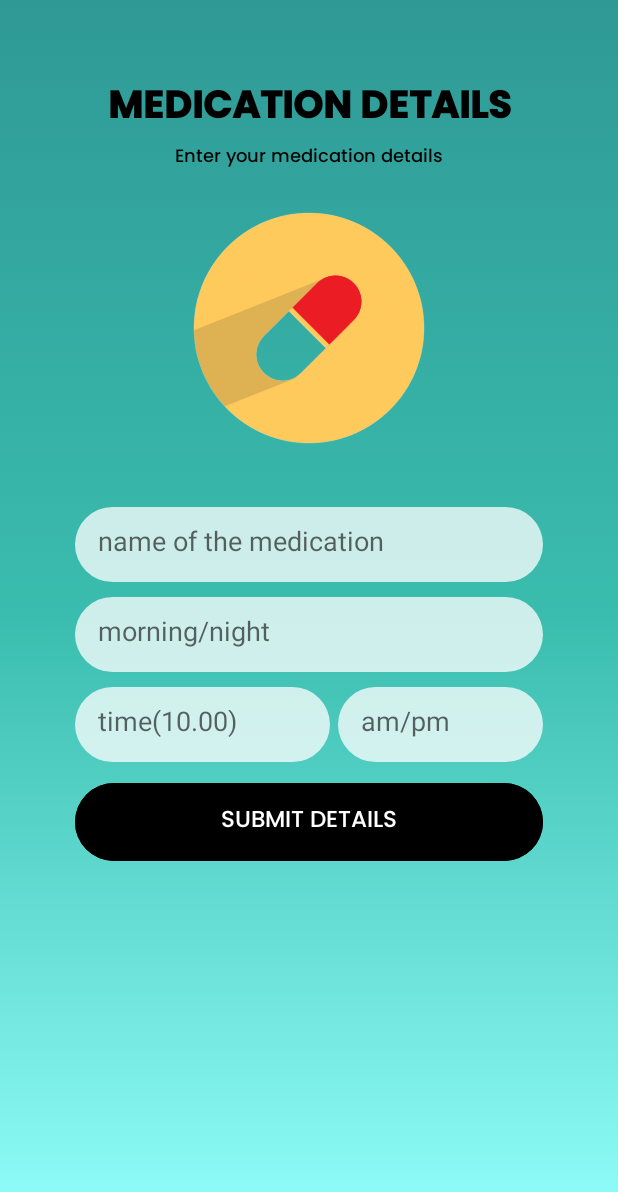
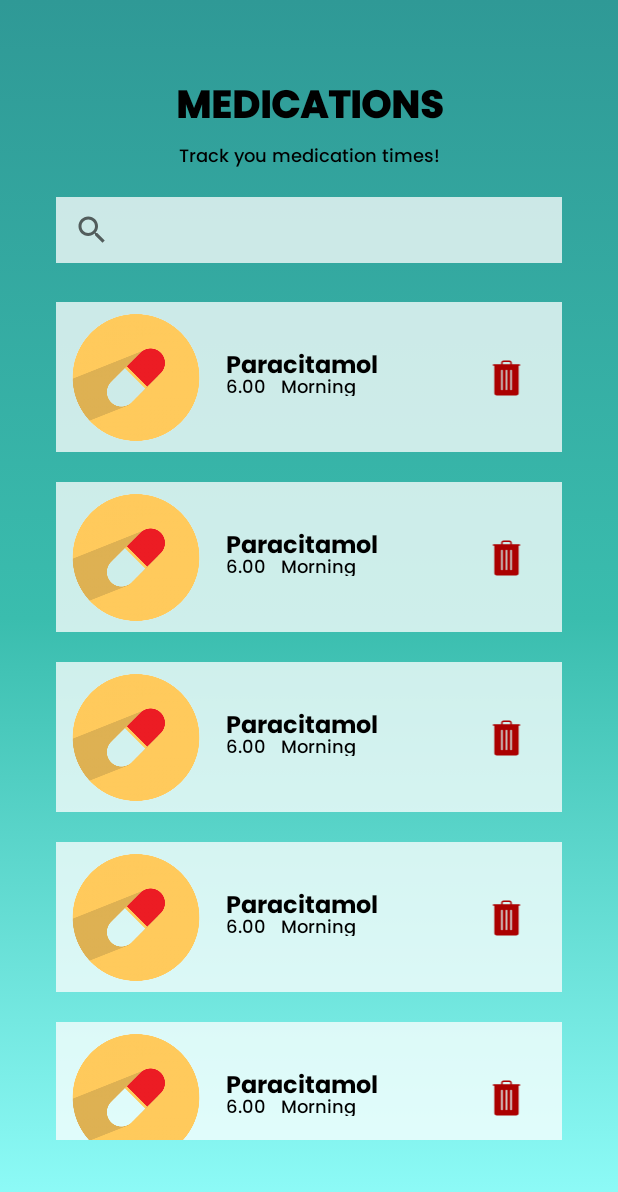
Before and after one commit to danuja01/Tourist_Managment_system-MAD_Project, an Android app: the HealthTracker screen opened directly, with no data from a screen before it, after a tap on "MEDICATION TRACKER", on a phone screen of 412 x 824 dp. Shown: the top 1192 px of the screen. Run offline under Robolectric (Android 15) with nearby library versions, the phone set to English and light mode, and no system bars.

Commit message:
Created UI of the Medication list Page with RecyclerView

```diff
--- a/app/build.gradle
+++ b/app/build.gradle
@@ -28,11 +28,12 @@ android {
 }
 
 dependencies {
-
     implementation 'androidx.appcompat:appcompat:1.5.1'
     implementation 'com.google.android.material:material:1.6.1'
     implementation 'androidx.constraintlayout:constraintlayout:2.1.4'
     testImplementation 'junit:junit:4.13.2'
     androidTestImplementation 'androidx.test.ext:junit:1.1.3'
     androidTestImplementation 'androidx.test.espresso:espresso-core:3.4.0'
+    implementation "androidx.recyclerview:recyclerview:1.2.1"
+    implementation "androidx.recyclerview:recyclerview-selection:1.1.0"
 }
--- a/app/src/main/AndroidManifest.xml
+++ b/app/src/main/AndroidManifest.xml
@@ -13,6 +13,9 @@
         android:supportsRtl="true"
         android:theme="@style/Theme.MADproject"
         tools:targetApi="31">
+        <activity
+            android:name=".Medication"
+            android:exported="false" />
         <activity
             android:name=".Medical.MedicationForm"
             android:exported="false" />
--- /dev/null
+++ b/app/src/main/java/com/example/madproject/MediItem.java
@@ -0,0 +1,17 @@
+package com.example.madproject;
+
+public class MediItem {
+    private String medication;
+
+    public MediItem(String medication) {
+        this.medication = medication;
+    }
+
+    public String getMedication() {
+        return medication;
+    }
+
+    public void setMedication(String medication) {
+        this.medication = medication;
+    }
+}
--- a/app/src/main/java/com/example/madproject/Medical/HealthTracker.java
+++ b/app/src/main/java/com/example/madproject/Medical/HealthTracker.java
@@ -6,6 +6,7 @@ import android.content.Intent;
 import android.os.Bundle;
 import android.view.View;
 
+import com.example.madproject.Medication;
 import com.example.madproject.R;
 
 public class HealthTracker extends AppCompatActivity {
@@ -22,7 +23,7 @@ public class HealthTracker extends AppCompatActivity {
     }
 
     public void clickMedication(View v) {
-        Intent medication = new Intent(this, MedicationForm.class);
+        Intent medication = new Intent(this, Medication.class);
         startActivity(medication);
     }
 }
--- /dev/null
+++ b/app/src/main/java/com/example/madproject/Medication.java
@@ -0,0 +1,55 @@
+package com.example.madproject;
+
+import androidx.appcompat.app.AppCompatActivity;
+import androidx.recyclerview.widget.DefaultItemAnimator;
+import androidx.recyclerview.widget.LinearLayoutManager;
+import androidx.recyclerview.widget.RecyclerView;
+
+import android.content.Intent;
+import android.os.Bundle;
+import android.view.View;
+
+import com.example.madproject.Medical.CreateMedId;
+
+import java.util.ArrayList;
+
+public class Medication extends AppCompatActivity {
+
+    private ArrayList<MediItem> medList;
+    private RecyclerView recyclerView;
+
+    @Override
+    protected void onCreate(Bundle savedInstanceState) {
+        super.onCreate(savedInstanceState);
+        setContentView(R.layout.activity_medication);
+        recyclerView = findViewById(R.id.medTools);
+        medList = new ArrayList<>();
+
+        setMedInfo();
+        seAdapter();
+    }
+
+    private void seAdapter() {
+        RecyclerAdapter adapter = new RecyclerAdapter(medList);
+        RecyclerView.LayoutManager lm = new LinearLayoutManager(getApplicationContext());
+        recyclerView.setLayoutManager(lm);
+        recyclerView.setItemAnimator(new DefaultItemAnimator());
+        recyclerView.setAdapter(adapter);
+    }
+
+    private void setMedInfo() {
+        medList.add(new MediItem("Paracitamol"));
+        medList.add(new MediItem("Paracitamol"));
+        medList.add(new MediItem("Paracitamol"));
+        medList.add(new MediItem("Paracitamol"));
+        medList.add(new MediItem("Paracitamol"));
+        medList.add(new MediItem("Paracitamol"));
+    }
+
+    public void click(View v) {
+        Intent intent = new Intent(this, MainActivity.class);
+        startActivity(intent);
+    }
+
+
+}
--- /dev/null
+++ b/app/src/main/java/com/example/madproject/RecyclerAdapter.java
@@ -0,0 +1,49 @@
+package com.example.madproject;
+
+import android.view.LayoutInflater;
+import android.view.View;
+import android.view.ViewGroup;
+import android.widget.TextView;
+
+import androidx.annotation.NonNull;
+import androidx.recyclerview.widget.RecyclerView;
+
+import java.util.ArrayList;
+
+public class RecyclerAdapter extends RecyclerView.Adapter<RecyclerAdapter.MyViewHolder> {
+
+    private ArrayList<MediItem> medList;
+
+    public RecyclerAdapter(ArrayList<MediItem> medList){
+        this.medList = medList;
+    }
+
+    public class MyViewHolder extends RecyclerView.ViewHolder {
+        private TextView nameText;
+
+        public MyViewHolder(final View v){
+            super(v);
+            nameText = v.findViewById(R.id.medItm);
+        }
+    }
+
+    @NonNull
+    @Override
+    public RecyclerAdapter.MyViewHolder onCreateViewHolder(@NonNull ViewGroup parent, int viewType) {
+        View itemView = LayoutInflater.from(parent.getContext()).inflate(R.layout.item_todo, parent, false);
+        return new MyViewHolder(itemView);
+    }
+
+    @Override
+    public void onBindViewHolder(@NonNull RecyclerAdapter.MyViewHolder holder, int position) {
+        String name = medList.get(position).getMedication();
+        holder.nameText.setText(name);
+    }
+
+    @Override
+    public int getItemCount() {
+        return medList.size();
+    }
+
+
+}
--- /dev/null
+++ b/app/src/main/res/drawable/ic_icons8_trash_can_50.xml
@@ -0,0 +1,12 @@
+<vector xmlns:android="http://schemas.android.com/apk/res/android"
+    android:width="50dp"
+    android:height="50dp"
+    android:viewportWidth="300"
+    android:viewportHeight="300"
+    >
+  <path
+      android:pathData="M21,2C19.355,2 18,3.355 18,5L18,7L8,7C7.641,6.996 7.305,7.184 7.121,7.496C6.941,7.809 6.941,8.191 7.121,8.504C7.305,8.816 7.641,9.004 8,9L9,9L9,45C9,46.652 10.348,48 12,48L38,48C39.652,48 41,46.652 41,45L41,9L42,9C42.359,9.004 42.695,8.816 42.879,8.504C43.059,8.191 43.059,7.809 42.879,7.496C42.695,7.184 42.359,6.996 42,7L32,7L32,5C32,3.355 30.645,2 29,2ZM21,4L29,4C29.555,4 30,4.445 30,5L30,7L20,7L20,5C20,4.445 20.445,4 21,4ZM19,14C19.551,14 20,14.449 20,15L20,40C20,40.555 19.551,41 19,41C18.449,41 18,40.555 18,40L18,15C18,14.449 18.449,14 19,14ZM25,14C25.551,14 26,14.449 26,15L26,40C26,40.555 25.551,41 25,41C24.449,41 24,40.555 24,40L24,15C24,14.449 24.449,14 25,14ZM31,14C31.555,14 32,14.449 32,15L32,40C32,40.555 31.555,41 31,41C30.445,41 30,40.555 30,40L30,15C30,14.449 30.445,14 31,14ZM31,14"
+      android:fillColor="#AB0000"
+      android:fillType="nonZero"
+      android:strokeColor="#00000000"/>
+</vector>
--- /dev/null
+++ b/app/src/main/res/drawable/icons8_trash_can_50.xml
@@ -0,0 +1,11 @@
+<vector xmlns:android="http://schemas.android.com/apk/res/android"
+    android:width="50dp"
+    android:height="50dp"
+    android:viewportWidth="50"
+    android:viewportHeight="50">
+  <path
+      android:pathData="M21,2C19.355,2 18,3.355 18,5L18,7L8,7C7.641,6.996 7.305,7.184 7.121,7.496C6.941,7.809 6.941,8.191 7.121,8.504C7.305,8.816 7.641,9.004 8,9L9,9L9,45C9,46.652 10.348,48 12,48L38,48C39.652,48 41,46.652 41,45L41,9L42,9C42.359,9.004 42.695,8.816 42.879,8.504C43.059,8.191 43.059,7.809 42.879,7.496C42.695,7.184 42.359,6.996 42,7L32,7L32,5C32,3.355 30.645,2 29,2ZM21,4L29,4C29.555,4 30,4.445 30,5L30,7L20,7L20,5C20,4.445 20.445,4 21,4ZM19,14C19.551,14 20,14.449 20,15L20,40C20,40.555 19.551,41 19,41C18.449,41 18,40.555 18,40L18,15C18,14.449 18.449,14 19,14ZM25,14C25.551,14 26,14.449 26,15L26,40C26,40.555 25.551,41 25,41C24.449,41 24,40.555 24,40L24,15C24,14.449 24.449,14 25,14ZM31,14C31.555,14 32,14.449 32,15L32,40C32,40.555 31.555,41 31,41C30.445,41 30,40.555 30,40L30,15C30,14.449 30.445,14 31,14ZM31,14"
+      android:fillColor="#AB0000"
+      android:fillType="nonZero"
+      android:strokeColor="#00000000"/>
+</vector>
--- /dev/null
+++ b/app/src/main/res/layout/activity_medication.xml
@@ -0,0 +1,66 @@
+<?xml version="1.0" encoding="utf-8"?>
+<androidx.constraintlayout.widget.ConstraintLayout xmlns:android="http://schemas.android.com/apk/res/android"
+    xmlns:app="http://schemas.android.com/apk/res-auto"
+    xmlns:tools="http://schemas.android.com/tools"
+    android:layout_width="match_parent"
+    android:layout_height="match_parent"
+    android:background="@drawable/gradient_background"
+    android:orientation="vertical"
+    android:paddingHorizontal="16dp"
+    android:paddingTop="50dp"
+    android:paddingBottom="0dp"
+    tools:context=".Medical.MedicationForm">
+
+    <TextView
+        android:id="@+id/title"
+        android:layout_width="match_parent"
+        android:layout_height="wrap_content"
+        android:fontFamily="@font/poppins_bold"
+        android:text="@string/ht6_title"
+        android:textAlignment="center"
+        android:textColor="@color/black"
+        android:textFontWeight="900"
+        android:textSize="25sp"
+        app:layout_constraintEnd_toEndOf="parent"
+        app:layout_constraintHorizontal_bias="0.404"
+        app:layout_constraintStart_toStartOf="parent"
+        app:layout_constraintTop_toTopOf="parent" />
+
+    <TextView
+        android:id="@+id/caption"
+        android:layout_width="match_parent"
+        android:layout_height="wrap_content"
+        android:fontFamily="@font/poppins_medium"
+        android:text="@string/ht6_caption"
+        android:textAlignment="center"
+        android:textColor="@color/black"
+        android:textSize="12sp"
+        app:layout_constraintEnd_toEndOf="parent"
+        app:layout_constraintHorizontal_bias="0.505"
+        app:layout_constraintStart_toStartOf="parent"
+        app:layout_constraintTop_toBottomOf="@+id/title" />
+
+
+    <androidx.recyclerview.widget.RecyclerView
+        android:id="@+id/medTools"
+        android:layout_width="337dp"
+        android:layout_height="0dp"
+        android:layout_marginBottom="64dp"
+        android:layout_marginTop="16dp"
+        app:layout_constraintBottom_toBottomOf="parent"
+        app:layout_constraintEnd_toEndOf="parent"
+        app:layout_constraintStart_toStartOf="parent"
+        app:layout_constraintTop_toBottomOf="@+id/searchView" />
+
+    <SearchView
+        android:id="@+id/searchView"
+        android:layout_width="337dp"
+        android:layout_height="44dp"
+        android:layout_marginTop="16dp"
+        android:background="@color/cardWhite"
+        app:layout_constraintEnd_toEndOf="parent"
+        app:layout_constraintHorizontal_bias="0.5"
+        app:layout_constraintStart_toStartOf="parent"
+        app:layout_constraintTop_toBottomOf="@+id/caption"
+        app:shapeAppearanceOverlay="@style/ShapeAppearanceOverlay.search" />
+</androidx.constraintlayout.widget.ConstraintLayout>
--- /dev/null
+++ b/app/src/main/res/layout/item_todo.xml
@@ -0,0 +1,75 @@
+<?xml version="1.0" encoding="utf-8"?>
+<androidx.constraintlayout.widget.ConstraintLayout xmlns:android="http://schemas.android.com/apk/res/android"
+    xmlns:app="http://schemas.android.com/apk/res-auto"
+    android:layout_width="match_parent"
+    android:layout_height="100dp"
+    android:background="@color/cardWhite"
+    android:padding="5dp"
+    android:layout_marginVertical="10dp"
+>
+
+    <TextView
+        android:id="@+id/medItm"
+        android:layout_width="112dp"
+        android:layout_height="wrap_content"
+        android:layout_marginStart="16dp"
+        android:fontFamily="@font/poppins_bold"
+        android:paddingRight="10dp"
+        android:text="Parasitamol"
+        android:textColor="@color/black"
+        android:textSize="16dp"
+        app:layout_constraintBottom_toBottomOf="parent"
+        app:layout_constraintStart_toEndOf="@+id/imageView4"
+        app:layout_constraintTop_toTopOf="parent"
+        app:layout_constraintVertical_bias="0.392" />
+
+    <TextView
+        android:id="@+id/textView3"
+        android:layout_width="0dp"
+        android:layout_height="15dp"
+        android:layout_marginBottom="32dp"
+        android:fontFamily="@font/poppins_medium"
+        android:paddingRight="10dp"
+        android:text="Morning"
+        android:textColor="@color/black"
+        android:textSize="12dp"
+        app:layout_constraintBottom_toBottomOf="parent"
+        app:layout_constraintStart_toEndOf="@+id/textView5" />
+
+    <TextView
+        android:id="@+id/textView5"
+        android:layout_width="0dp"
+        android:layout_height="15dp"
+        android:layout_marginStart="16dp"
+        android:layout_marginBottom="32dp"
+        android:fontFamily="@font/poppins_medium"
+        android:paddingRight="10dp"
+        android:text="6.00"
+        android:textColor="@color/black"
+        android:textSize="12dp"
+        app:layout_constraintBottom_toBottomOf="parent"
+        app:layout_constraintStart_toEndOf="@+id/imageView4" />
+
+    <ImageView
+        android:id="@+id/imageView4"
+        android:layout_width="88dp"
+        android:layout_height="86dp"
+        android:layout_marginStart="4dp"
+        app:layout_constraintBottom_toBottomOf="parent"
+        app:layout_constraintStart_toStartOf="parent"
+        app:layout_constraintTop_toTopOf="parent"
+        app:srcCompat="@drawable/flat_orange_healthcare_medicine_pill_icon_11586734268aeqop5pkhj_removebg_preview" />
+
+    <ImageView
+        android:id="@+id/imageView6"
+        android:layout_width="31dp"
+        android:layout_height="25dp"
+        android:layout_marginEnd="16dp"
+        android:onClick="cick"
+        app:layout_constraintBottom_toBottomOf="parent"
+        app:layout_constraintEnd_toEndOf="parent"
+        app:layout_constraintTop_toTopOf="parent"
+        app:layout_constraintVertical_bias="0.507"
+        app:srcCompat="@drawable/icons8_trash_can_50" />
+
+</androidx.constraintlayout.widget.ConstraintLayout>
--- a/app/src/main/res/values/conor_radius.xml
+++ b/app/src/main/res/values/conor_radius.xml
@@ -5,10 +5,9 @@
         <item name="cornerSize">20dp</item>
     </style>
 
-    <style name="conorBtn" parent="">
-        <item name="cornerFamilyBottomLeft">rounded</item>
-        <item name="cornerFamilyBottomRight">rounded</item>
-        <item name="cornerSizeBottomLeft">30%</item>
-        <item name="cornerSizeBottomRight">30%</item>
+    <style name="ShapeAppearanceOverlay.search" parent="">
+        <item name="cornerFamily">rounded</item>
+        <item name="cornerSize">100dp</item>
     </style>
+
 </resources>
--- a/app/src/main/res/values/strings.xml
+++ b/app/src/main/res/values/strings.xml
@@ -33,4 +33,7 @@
     <string name="ht5_hint_daytime">morning/night</string>
     <string name="ht5_hint_time">time(10.00)</string>
     <string name="ht5_hint_ampm">am/pm</string>
+    <string name="ht6_title">MEDICATIONS</string>
+    <string name="ht6_caption">Track you medication times!</string>
+    <string name="ht6_search">SEARCH MEDICATIONS</string>
 </resources>
```
